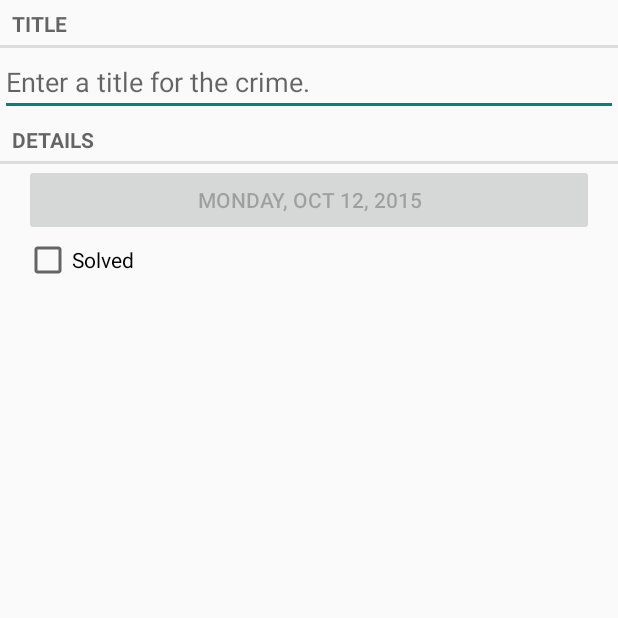
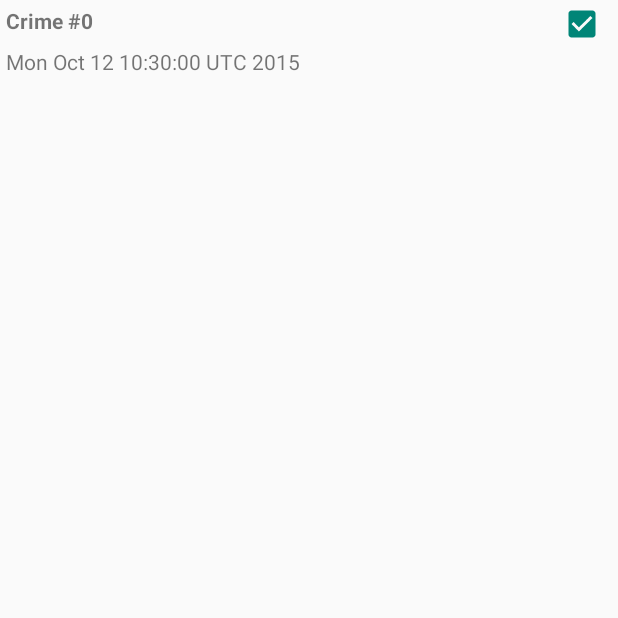
Before and after one commit to amensiko/CriminalIntent, an Android app: the screen it shows after launch (CrimeActivity before the commit, CrimeListActivity after it), on a phone screen of 412 x 824 dp, the top half of it. Run offline under Robolectric (Android 15) with nearby library versions, the phone set to English and light mode, and no system bars.

Commit message:
Chapter 9 completed: Displaying Lists with RecyclerView

```diff
--- a/app/build.gradle
+++ b/app/build.gradle
@@ -23,4 +23,5 @@ dependencies {
     compile fileTree(include: ['*.jar'], dir: 'libs')
     compile 'com.android.support:appcompat-v7:23.0.1'
     compile 'com.android.support:support-v4:23.0.1'
+    compile 'com.android.support:recyclerview-v7:23.0.1'
 }
--- a/app/src/main/AndroidManifest.xml
+++ b/app/src/main/AndroidManifest.xml
@@ -8,13 +8,16 @@
         android:label="@string/app_name"
         android:theme="@style/AppTheme" >
         <activity
-            android:name=".CrimeActivity"
+            android:name=".CrimeListActivity"
             android:label="@string/app_name" >
             <intent-filter>
                 <action android:name="android.intent.action.MAIN" />
-
                 <category android:name="android.intent.category.LAUNCHER" />
             </intent-filter>
+        </activity>
+        <activity
+            android:name=".CrimeActivity"
+            android:label="@string/app_name" >
         </activity>
     </application>
 
--- a/app/src/main/java/com/bignerdranch/android/criminalintent/CrimeActivity.java
+++ b/app/src/main/java/com/bignerdranch/android/criminalintent/CrimeActivity.java
@@ -1,29 +1,14 @@
 package com.bignerdranch.android.criminalintent;
 
-import android.app.FragmentManager;
 import android.support.v4.app.Fragment;
 import android.support.v4.app.FragmentActivity;
-import android.support.v7.app.AppCompatActivity;
 import android.os.Bundle;
-import android.view.Menu;
-import android.view.MenuItem;
 
-public class CrimeActivity extends FragmentActivity {
+public class CrimeActivity extends SingleFragmentActivity {
 
     @Override
-    protected void onCreate(Bundle savedInstanceState) {
-        super.onCreate(savedInstanceState);
-        setContentView(R.layout.activity_crime);
-
-        android.support.v4.app.FragmentManager fm = getSupportFragmentManager();
-        Fragment fragment = fm.findFragmentById(R.id.fragment_container);
-
-        if (fragment == null) {
-            fragment = new CrimeFragment();
-            fm.beginTransaction()
-                    .add(R.id.fragment_container, fragment)
-                    .commit();
-        }
+    protected Fragment createFragment() {
+        return new CrimeFragment();
     }
 
 
--- /dev/null
+++ b/app/src/main/java/com/bignerdranch/android/criminalintent/CrimeLab.java
@@ -0,0 +1,46 @@
+package com.bignerdranch.android.criminalintent;
+
+import android.content.Context;
+
+import java.util.ArrayList;
+import java.util.List;
+import java.util.UUID;
+
+/**
+ * Created by anastasia on 08/10/2015.
+ */
+public class CrimeLab {
+    private static CrimeLab sCrimeLab;
+
+    private List<Crime> mCrimes;
+
+    public static CrimeLab get(Context context) {
+        if (sCrimeLab == null) {
+            sCrimeLab = new CrimeLab(context);
+        }
+        return sCrimeLab;
+    }
+
+    private CrimeLab(Context context) {
+        mCrimes = new ArrayList<>();
+        for (int i = 0; i < 100; i++) {
+            Crime crime = new Crime();
+            crime.setTitle("Crime #" + i);
+            crime.setSolved(i % 2 == 0); //Every other one
+            mCrimes.add(crime);
+        }
+    }
+
+    public List<Crime> getCrimes() {
+        return mCrimes;
+    }
+
+    public Crime getCrime(UUID id) {
+        for (Crime crime : mCrimes) {
+            if (crime.getId().equals(id)) {
+                return crime;
+            }
+        }
+        return null;
+    }
+}
--- /dev/null
+++ b/app/src/main/java/com/bignerdranch/android/criminalintent/CrimeListActivity.java
@@ -0,0 +1,14 @@
+package com.bignerdranch.android.criminalintent;
+
+import android.support.v4.app.Fragment;
+
+/**
+ * Created by anastasia on 08/10/2015.
+ */
+public class CrimeListActivity extends SingleFragmentActivity {
+
+    @Override
+    protected Fragment createFragment() {
+        return new CrimeListFragment();
+    }
+}
--- /dev/null
+++ b/app/src/main/java/com/bignerdranch/android/criminalintent/CrimeListFragment.java
@@ -0,0 +1,100 @@
+package com.bignerdranch.android.criminalintent;
+
+import android.os.Bundle;
+import android.support.v4.app.Fragment;
+import android.support.v7.widget.LinearLayoutManager;
+import android.support.v7.widget.RecyclerView;
+import android.view.LayoutInflater;
+import android.view.View;
+import android.view.ViewGroup;
+import android.widget.CheckBox;
+import android.widget.TextView;
+import android.widget.Toast;
+
+import java.util.List;
+
+/**
+ * Created by anastasia on 08/10/2015.
+ */
+public class CrimeListFragment extends Fragment {
+
+    private RecyclerView mCrimeRecyclerView;
+    private CrimeAdapter mAdapter;
+
+    @Override
+    public View onCreateView(LayoutInflater inflater, ViewGroup container, Bundle savedInstanceState) {
+        View view = inflater.inflate(R.layout.fragment_crime_list, container, false);
+
+        mCrimeRecyclerView = (RecyclerView) view.findViewById(R.id.crime_recycler_view);
+        mCrimeRecyclerView.setLayoutManager(new LinearLayoutManager(getActivity()));
+
+        updateUI();
+
+        return view;
+    }
+
+    private void updateUI() {
+        CrimeLab crimeLab = CrimeLab.get(getActivity());
+        List<Crime> crimes = crimeLab.getCrimes();
+
+        mAdapter = new CrimeAdapter(crimes);
+        mCrimeRecyclerView.setAdapter(mAdapter);
+    }
+
+    private class CrimeHolder extends RecyclerView.ViewHolder implements View.OnClickListener {
+
+        private Crime mCrime;
+
+        private TextView mTitleTextView;
+        private TextView mDateTextView;
+        private CheckBox mSolvedCheckBox;
+
+        public CrimeHolder(View itemView) {
+            super(itemView);
+            itemView.setOnClickListener(this);
+            mTitleTextView = (TextView) itemView.findViewById(R.id.list_item_crime_title_text_view);
+            mDateTextView = (TextView) itemView.findViewById(R.id.list_item_crime_date_text_view);
+            mSolvedCheckBox = (CheckBox) itemView.findViewById(R.id.list_item_crime_solved_check_box);
+        }
+
+        public void bindCrime(Crime crime) {
+            mCrime = crime;
+            mTitleTextView.setText(mCrime.getTitle());
+            mDateTextView.setText(mCrime.getDate().toString());
+            mSolvedCheckBox.setChecked(mCrime.isSolved());
+        }
+
+        @Override
+        public void onClick(View v) {
+            Toast.makeText(getActivity(), mCrime.getTitle() + " clicked!", Toast.LENGTH_SHORT).show();
+        }
+    }
+
+    private class CrimeAdapter extends RecyclerView.Adapter<CrimeHolder> {
+
+        private List<Crime> mCrimes;
+
+        public CrimeAdapter(List<Crime> crimes) {
+            mCrimes = crimes;
+        }
+
+        @Override
+        public CrimeHolder onCreateViewHolder(ViewGroup parent, int viewType) {
+            LayoutInflater layoutInflater = LayoutInflater.from(getActivity());
+            View view = layoutInflater.inflate(R.layout.list_item_crime, parent, false);
+            return new CrimeHolder(view);
+        }
+
+        @Override
+        public void onBindViewHolder(CrimeHolder holder, int position) {
+            Crime crime = mCrimes.get(position);
+            holder.bindCrime(crime);
+        }
+
+        @Override
+        public int getItemCount() {
+            return mCrimes.size();
+        }
+    }
+
+}
--- /dev/null
+++ b/app/src/main/java/com/bignerdranch/android/criminalintent/SingleFragmentActivity.java
@@ -0,0 +1,29 @@
+package com.bignerdranch.android.criminalintent;
+
+import android.os.Bundle;
+import android.support.v4.app.Fragment;
+import android.support.v4.app.FragmentActivity;
+
+/**
+ * Created by anastasia on 08/10/2015.
+ */
+public abstract class SingleFragmentActivity extends FragmentActivity {
+
+    protected abstract Fragment createFragment();
+
+    @Override
+    protected void onCreate(Bundle savedInstanceState) {
+        super.onCreate(savedInstanceState);
+        setContentView(R.layout.activity_fragment);
+
+        android.support.v4.app.FragmentManager fm = getSupportFragmentManager();
+        Fragment fragment = fm.findFragmentById(R.id.fragment_container);
+
+        if (fragment == null) {
+            fragment = createFragment();
+            fm.beginTransaction()
+                    .add(R.id.fragment_container, fragment)
+                    .commit();
+        }
+    }
+}
--- /dev/null
+++ b/app/src/main/res/layout/fragment_crime_list.xml
@@ -0,0 +1,6 @@
+<?xml version="1.0" encoding="utf-8"?>
+<android.support.v7.widget.RecyclerView
+    xmlns:android="http://schemas.android.com/apk/res/android"
+    android:id="@+id/crime_recycler_view"
+    android:layout_width="match_parent"
+    android:layout_height="match_parent" />
--- /dev/null
+++ b/app/src/main/res/layout/list_item_crime.xml
@@ -0,0 +1,33 @@
+<?xml version="1.0" encoding="utf-8"?>
+<RelativeLayout
+    xmlns:android="http://schemas.android.com/apk/res/android"
+    xmlns:tools="http://schemas.android.com/tools"
+    android:layout_width="match_parent"
+    android:layout_height="match_parent">
+
+    <CheckBox
+        android:id="@+id/list_item_crime_solved_check_box"
+        android:layout_width="wrap_content"
+        android:layout_height="wrap_content"
+        android:layout_alignParentRight="true"
+        android:padding="4dp" />
+
+    <TextView
+        android:id="@+id/list_item_crime_title_text_view"
+        android:layout_width="match_parent"
+        android:layout_height="wrap_content"
+        android:layout_toLeftOf="@id/list_item_crime_solved_check_box"
+        android:textStyle="bold"
+        android:padding="4dp"
+        tools:text="Crime Title"/>
+
+    <TextView
+        android:id="@+id/list_item_crime_date_text_view"
+        android:layout_width="match_parent"
+        android:layout_height="wrap_content"
+        android:layout_toLeftOf="@id/list_item_crime_solved_check_box"
+        android:layout_below="@id/list_item_crime_title_text_view"
+        android:padding="4dp"
+        tools:text="Crime Date"/>
+
+</RelativeLayout>
```
Also changed, not shown: app/src/main/res/layout/activity_fragment.xml (renamed from app/src/main/res/layout/activity_crime.xml), 1 other file.
